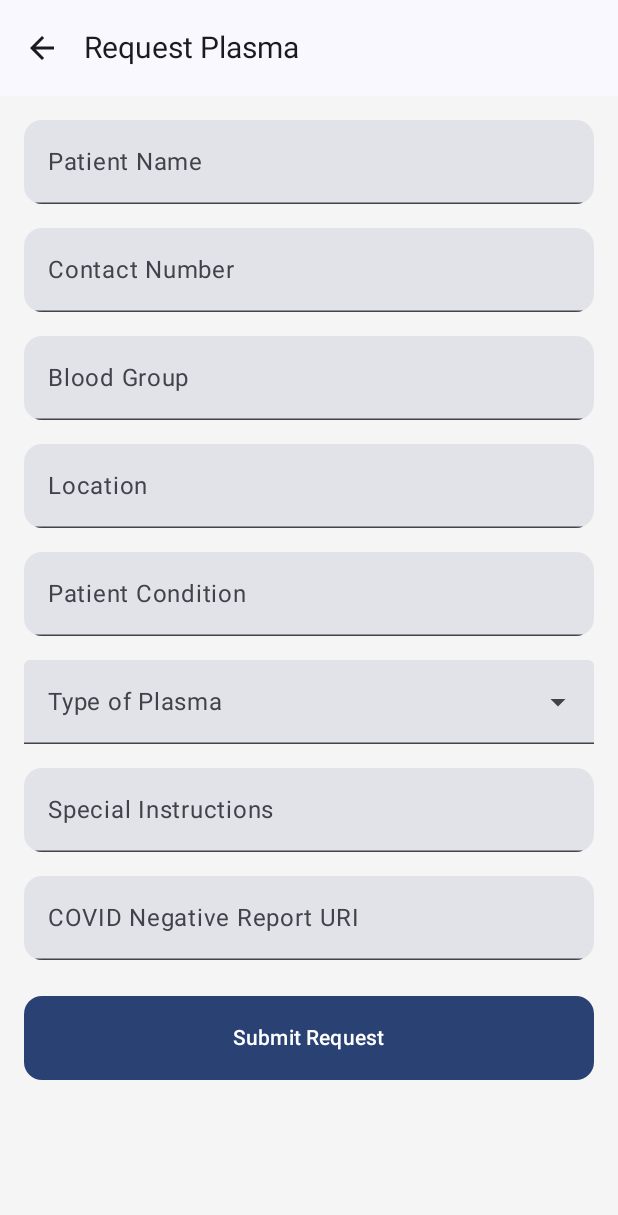
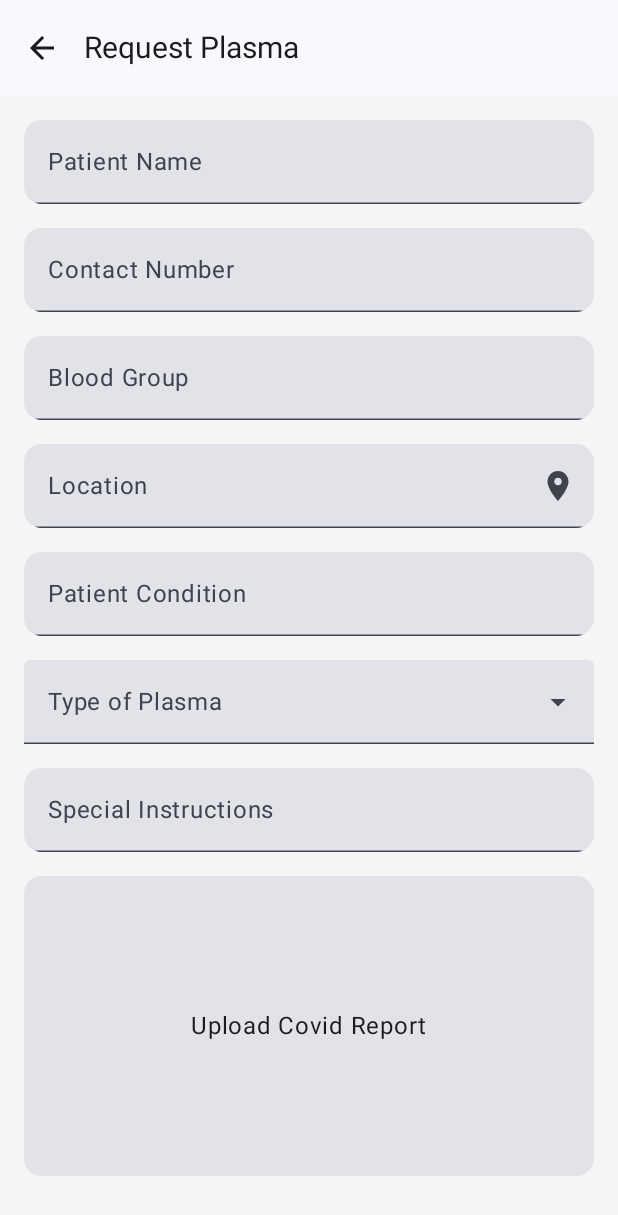
Before and after one commit to rekulgi/S3022329, an Android app built with Jetpack Compose: the RequestPlasmaScreen screen opened through its navigation route, on a phone screen of 412 x 824 dp. Shown: the top 1215 px of the screen. Run offline under Robolectric (Android 15) with nearby library versions, the phone set to English and light mode, and no system bars; our stand-ins replace Firebase (no records; nobody signed in at launch, a user with empty details on screens opened directly).

Commit message:
commit 9 footer button nav

```diff
--- a/app/build.gradle.kts
+++ b/app/build.gradle.kts
@@ -68,6 +68,7 @@ dependencies {
     implementation("com.google.firebase:firebase-storage-ktx")
 
     implementation("com.google.accompanist:accompanist-permissions:0.35.0-alpha")
+    implementation("io.coil-kt:coil-compose:2.6.0")
 
     testImplementation(libs.junit)
     androidTestImplementation(libs.androidx.junit)
--- a/app/src/main/java/uk/ac/tees/mad/plasmalink/MainActivity.kt
+++ b/app/src/main/java/uk/ac/tees/mad/plasmalink/MainActivity.kt
@@ -103,7 +103,14 @@ class MainActivity : ComponentActivity() {
                         )
                     }
                     composable(Destinations.PLASMA_REQUEST_ROUTE) {
-                        RequestPlasmaScreen()
+                        RequestPlasmaScreen(
+                            onBackClick = {
+
+                            },
+                            onSuccessfulRequest = {
+                                navController.navigate(Destinations.HOME_ROUTE)
+                            }
+                        )
                     }
                     composable(Destinations.DETAIL_ROUTE) {
 
--- a/app/src/main/java/uk/ac/tees/mad/plasmalink/ui/screens/RequestPlasmaScreen.kt
+++ b/app/src/main/java/uk/ac/tees/mad/plasmalink/ui/screens/RequestPlasmaScreen.kt
@@ -1,5 +1,6 @@
 package uk.ac.tees.mad.plasmalink.ui.screens
 
+import android.net.Uri
 import androidx.compose.foundation.background
 import androidx.compose.foundation.clickable
 import androidx.compose.foundation.layout.*
@@ -9,6 +10,7 @@ import androidx.compose.foundation.verticalScroll
 import androidx.compose.material.icons.Icons
 import androidx.compose.material.icons.automirrored.filled.ArrowBack
 import androidx.compose.material.icons.filled.ArrowBack
+import androidx.compose.material.icons.filled.LocationOn
 import androidx.compose.material3.*
 import androidx.compose.material3.Scaffold
 import androidx.compose.material3.Text
@@ -16,16 +18,21 @@ import androidx.compose.runtime.*
 import androidx.compose.ui.Alignment
 import androidx.compose.ui.Modifier
 import androidx.compose.ui.graphics.Color
+import androidx.compose.ui.layout.ContentScale
+import androidx.compose.ui.platform.LocalContext
 import androidx.compose.ui.text.input.ImeAction
 import androidx.compose.ui.unit.dp
 import androidx.compose.ui.unit.sp
+import coil.compose.AsyncImage
+import coil.request.ImageRequest
 import com.google.accompanist.permissions.ExperimentalPermissionsApi
+import com.google.accompanist.permissions.isGranted
 import com.google.accompanist.permissions.rememberPermissionState
 
 
 @OptIn(ExperimentalPermissionsApi::class, ExperimentalMaterial3Api::class)
 @Composable
-fun RequestPlasmaScreen() {
+fun RequestPlasmaScreen(onBackClick: () -> Unit, onSuccessfulRequest: () -> Unit) {
     var bloodGroup by remember { mutableStateOf("") }
     var location by remember { mutableStateOf("") }
     var patientCondition by remember { mutableStateOf("") }
@@ -33,7 +40,7 @@ fun RequestPlasmaScreen() {
     var contactInfo by remember { mutableStateOf("") }
     var plasmaType by remember { mutableStateOf("") }
     var specialInstructions by remember { mutableStateOf("") }
-    var covidReportUri by remember { mutableStateOf("") }
+    var covidReportUri by remember { mutableStateOf<Uri?>(null) }
     var errorMessage by remember { mutableStateOf("") }
 
     var expanded by remember { mutableStateOf(false) }
@@ -48,7 +55,7 @@ fun RequestPlasmaScreen() {
             TopAppBar(
                 title = { Text(text = "Request Plasma", fontSize = 20.sp) },
                 navigationIcon = {
-                    IconButton(onClick = { }) {
+                    IconButton(onClick = onBackClick) {
                         Icon(
                             imageVector = Icons.AutoMirrored.Filled.ArrowBack,
                             contentDescription = "Back"
@@ -106,7 +113,15 @@ fun RequestPlasmaScreen() {
                     label = { Text("Location") },
                     modifier = Modifier.fillMaxWidth(),
                     shape = MaterialTheme.shapes.medium,
-                    keyboardOptions = KeyboardOptions.Default.copy(imeAction = ImeAction.Next)
+                    trailingIcon = {
+                        IconButton(onClick = { /*TODO*/ }) {
+                            Icon(Icons.Default.LocationOn, contentDescription = "Location")
+                        }
+                    },
+                    keyboardOptions = KeyboardOptions.Default.copy(
+                        imeAction =
+                        ImeAction.Next
+                    )
                 )
 
                 Spacer(modifier = Modifier.height(16.dp))
@@ -170,14 +185,39 @@ fun RequestPlasmaScreen() {
 
                 Spacer(modifier = Modifier.height(16.dp))
 
-                TextField(
-                    value = covidReportUri,
-                    onValueChange = { covidReportUri = it },
-                    label = { Text("COVID Negative Report URI") },
-                    modifier = Modifier.fillMaxWidth(),
-                    shape = MaterialTheme.shapes.medium,
-                    keyboardOptions = KeyboardOptions.Default.copy(imeAction = ImeAction.Done)
-                )
+                Card(
+                    modifier = Modifier
+                        .fillMaxWidth()
+                        .height(200.dp)
+                        .clickable {
+                            if (cameraPermissionState.status.isGranted) {
+
+                            } else {
+                                cameraPermissionState.launchPermissionRequest()
+
+                            }
+
+                        }
+                ) {
+                    Box(
+                        modifier = Modifier.fillMaxSize(),
+                        contentAlignment = Alignment.Center
+                    ) {
+                        if (covidReportUri == null) {
+
+                            Text(text = "Upload Covid Report")
+                        } else {
+                            AsyncImage(
+                                model = ImageRequest.Builder(LocalContext.current)
+                                    .data(covidReportUri)
+                                    .crossfade(true)
+                                    .build(),
+                                contentDescription = "Covid Report",
+                                contentScale = ContentScale.Crop
+                            )
+                        }
+                    }
+                }
 
                 Spacer(modifier = Modifier.height(24.dp))
 
@@ -189,7 +229,7 @@ fun RequestPlasmaScreen() {
                 Button(
                     onClick = {
                         if (bloodGroup.isEmpty() || location.isEmpty() || patientCondition.isEmpty() ||
-                            patientName.isEmpty() || contactInfo.isEmpty() || plasmaType.isEmpty() || covidReportUri.isEmpty()
+                            patientName.isEmpty() || contactInfo.isEmpty() || plasmaType.isEmpty() || covidReportUri == null
                         ) {
                             errorMessage = "Please fill in all fields."
                         } else {
```
Also changed, not shown: gradle/wrapper/gradle-wrapper.properties, 2 other files.
